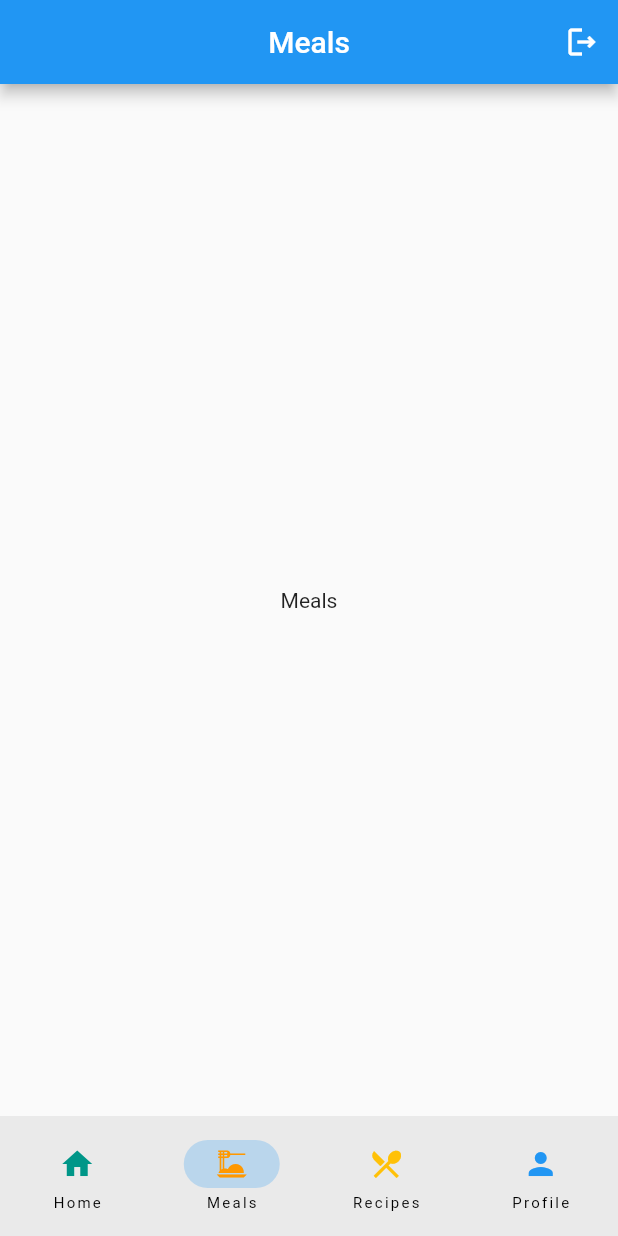
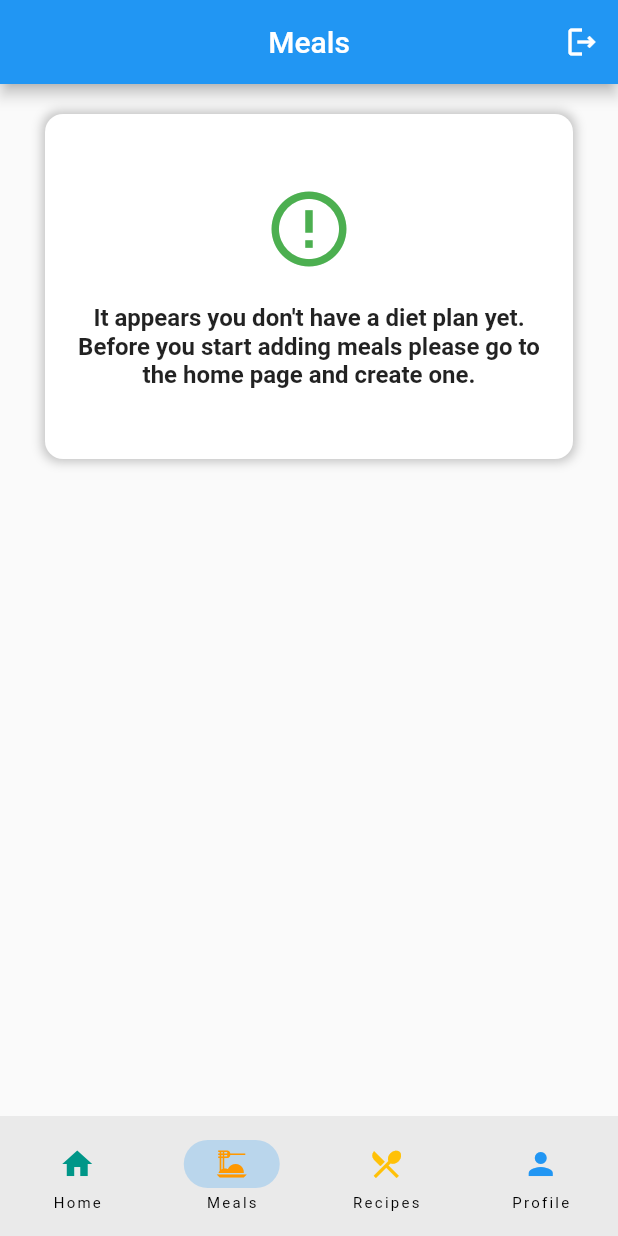
Before and after one commit to DanMihneaVlad/FitTrack, a Flutter app: the screen it shows once a user with an empty profile is signed in, item 2 of the bottom bar chosen, on a phone screen of 412 x 824 dp. Run offline on Flutter 3.47's test engine with Material 2 defaults, Android fonts, the phone set to English and light mode, and no system bars; our stand-ins replace cloud_firestore, email_validator, firebase_auth, firebase_core, firebase_storage, google_fonts and 1 more; accounts and stored records are empty; network calls fail.

Commit message:
Created the meals page and added logic for adding a meal

```diff
--- a/FitTrack/fit_track/lib/providers/diet_plan_provider.dart
+++ b/FitTrack/fit_track/lib/providers/diet_plan_provider.dart
@@ -45,8 +45,8 @@ class DietPlanProvider extends ChangeNotifier {
       double calorieTarget = computeCalorieTarget(age, height, weight, sex, activityLevel, dietType, target);
 
       if (dietPlan.uid == '') {
-        String x = await _dietPlanService.addDietPlan(user.uid ,dietType, target, calorieTarget);
-        dietPlan.uid = uid;
+        String dietPlanUid = await _dietPlanService.addDietPlan(user.uid ,dietType, target, calorieTarget);
+        dietPlan.uid = dietPlanUid;
         dietPlan.userId = user.uid;
         dietPlan.calorieTarget = calorieTarget;
         dietPlan.dietType = dietType;
--- a/FitTrack/fit_track/lib/providers/meals_provider.dart
+++ b/FitTrack/fit_track/lib/providers/meals_provider.dart
@@ -0,0 +1,60 @@
+import 'package:fit_track/models/food_model.dart';
+import 'package:fit_track/models/meal_model.dart';
+import 'package:flutter/cupertino.dart';
+
+import '../models/day_summary_model.dart';
+import '../services/day_summary_service.dart';
+import '../services/meals_service.dart';
+
+class MealsProvider extends ChangeNotifier {
+  late DaySummaryService _daySummaryService;
+  late MealsService _mealsService;
+  late DaySummaryModel todayDaySummary;
+  List<MealModel> meals = [];
+  late Future getTodayDaySummary;
+  final String uid;
+
+  MealsProvider({required this.uid}) {
+    _daySummaryService = DaySummaryService(uid: uid);
+    _mealsService = MealsService();
+    getTodayDaySummary = _getTodayDaySummaryFuture();
+  }
+
+  Future _getTodayDaySummaryFuture() async {
+    final _daySummary = await _daySummaryService.getTodayDaySummary();
+
+    if (_daySummary is DaySummaryModel) {
+      todayDaySummary = _daySummary;
+    } else {
+      todayDaySummary = _createDefaultDaySummary();
+    }
+  }
+
+  Future addMeal(String mealType) async {
+
+    try {
+
+      if (todayDaySummary.uid == '') {
+        List<String> daySummaryInfo = await _daySummaryService.addDaySummary();
+        todayDaySummary.uid = daySummaryInfo[0];
+        todayDaySummary.userId = uid;
+        todayDaySummary.date = daySummaryInfo[1];
+      }
+
+      String mealId = await _mealsService.addMeal(todayDaySummary.uid, mealType);
+
+      notifyListeners();
+    } on Exception catch (e) {
+      return e;
+    }
+
+  }
+
+  DaySummaryModel _createDefaultDaySummary() {
+    return DaySummaryModel(uid: '', userId: '', date: '', caloriesConsumed: 0.0, carbs: 0.0, sugars: 0.0, fats: 0.0, proteins: 0.0);
+  }
+
+  MealModel _createMeal(String mealId, String daySummaryId, String mealType) {
+    return MealModel(uid: mealId, daySummaryId: daySummaryId, mealType: mealType, foods: <String, FoodModel>{});
+  }
+}
--- a/FitTrack/fit_track/lib/screens/home/home_widget.dart
+++ b/FitTrack/fit_track/lib/screens/home/home_widget.dart
@@ -1,5 +1,6 @@
 import 'package:firebase_auth/firebase_auth.dart';
 import 'package:fit_track/providers/diet_plan_provider.dart';
+import 'package:fit_track/providers/meals_provider.dart';
 import 'package:fit_track/providers/recipe_provider.dart';
 import 'package:fit_track/providers/user_details_provider.dart';
 import 'package:fit_track/screens/recipes/add_recipe.dart';
@@ -28,12 +29,14 @@ class _HomeWidgetState extends State<HomeWidget> {
   @override
   Widget build(BuildContext context) {
     var dietPlanProvider = context.watch<DietPlanProvider>();
+    var mealsProvider = context.watch<MealsProvider>();
     var widgets = CustomCreateDietPlanWidgets().createWidgets(
         'It appears you don\'t have a diet plan yet. Try creating one now by pressing the button below.');
 
     return FutureBuilder(
         future: Future.wait([
           dietPlanProvider.getDietPlan,
+          mealsProvider.getTodayDaySummary,
         ]),
         builder: (BuildContext ctx, AsyncSnapshot asyncSnapshot) {
           if (asyncSnapshot.connectionState == ConnectionState.done) {
@@ -149,7 +152,9 @@ class _HomeWidgetState extends State<HomeWidget> {
                                     ),
                                   )
                                 ]
-                              : []),
+                              : [
+                                Text(mealsProvider.todayDaySummary.uid != '' ? 'You have a day summary' : 'No day summary found'),
+                              ]),
                     ),
                   ),
                 ],
--- a/FitTrack/fit_track/lib/screens/main/main_page.dart
+++ b/FitTrack/fit_track/lib/screens/main/main_page.dart
@@ -1,5 +1,6 @@
 import 'package:firebase_auth/firebase_auth.dart';
 import 'package:fit_track/screens/home/home_page.dart';
+import 'package:fit_track/screens/meals/meals_page.dart';
 import 'package:fit_track/screens/recipes/recipes.dart';
 import 'package:fit_track/services/auth.dart';
 import 'package:fit_track/widgets/custom_appbar.dart';
@@ -31,7 +32,7 @@ class _MainPageState extends State<MainPage> {
 
   final screens = [
     HomePage(),
-    Center(child: Text('Meals'),),
+    MealsPage(),
     RecipesPage(),
     Center(child: Text('My profile'),),
   ];
--- /dev/null
+++ b/FitTrack/fit_track/lib/screens/meals/meals_page.dart
@@ -0,0 +1,130 @@
+import 'package:fit_track/screens/home/home_widget.dart';
+import 'package:fit_track/widgets/custom_bottom_sheet.dart';
+import 'package:flutter/cupertino.dart';
+import 'package:flutter/material.dart';
+import 'package:flutter/src/widgets/container.dart';
+import 'package:flutter/src/widgets/framework.dart';
+import 'package:provider/provider.dart';
+
+import '../../providers/diet_plan_provider.dart';
+import '../../providers/meals_provider.dart';
+import '../../widgets/custom_create_diet_plan_widgets.dart';
+
+const List<String> mealTypes = <String>[
+  'Breakfast',
+  'Snack',
+  'Lunch',
+  'Dinner'
+];
+
+class MealsPage extends StatefulWidget {
+  const MealsPage({super.key});
+
+  @override
+  State<MealsPage> createState() => _MealsPageState();
+}
+
+class _MealsPageState extends State<MealsPage> {
+  final _mealDescriptionController = TextEditingController();
+
+  @override
+  Widget build(BuildContext context) {
+    var dietPlanProvider = context.watch<DietPlanProvider>();
+    var mealsProvider = context.watch<MealsProvider>();
+    var widgets = CustomCreateDietPlanWidgets().createWidgets(
+        'It appears you don\'t have a diet plan yet. Before you start adding meals please go to the home page and create one.');
+
+    return FutureBuilder(
+        future: Future.wait([
+          dietPlanProvider.getDietPlan,
+          mealsProvider.getTodayDaySummary,
+        ]),
+        builder: (BuildContext ctx, AsyncSnapshot asyncSnapshot) {
+          if (asyncSnapshot.connectionState == ConnectionState.done) {
+            if (asyncSnapshot.hasError) {
+              return const Center(
+                  child: Text('Could not load the meals data!'));
+            } else {
+              return Scaffold(
+                body: SafeArea(
+                  child: Padding(
+                    padding: const EdgeInsets.symmetric(horizontal: 30),
+                    child: Column(
+                      mainAxisAlignment: MainAxisAlignment.start,
+                      children: [
+                        const SizedBox(height: 20),
+                        Container(
+                          height: 230,
+                          width: 400,
+                          decoration: const BoxDecoration(
+                              color: Colors.white,
+                              borderRadius: BorderRadius.all(Radius.circular(12)),
+                              boxShadow: [
+                                BoxShadow(
+                                  color: Color.fromARGB(255, 194, 194, 194),
+                                  spreadRadius: 1.5,
+                                  blurRadius: 5,
+                                ),
+                              ]),
+                          child: Padding(
+                            padding: const EdgeInsets.symmetric(
+                                horizontal: 10.0, vertical: 10.0),
+                            child: Column(
+                                mainAxisAlignment: MainAxisAlignment.center,
+                                children: dietPlanProvider.dietPlan.uid.isEmpty
+                                    ? [
+                                        widgets[0],
+                                        widgets[1],
+                                        widgets[2],
+                                      ]
+                                    : [
+                                        Text(mealsProvider.todayDaySummary.uid !=
+                                                ''
+                                            ? 'You have a day summary'
+                                            : 'No day summary found'),
+                                      ]),
+                          ),
+                        ),
+                      ],
+                    ),
+                  ),
+                ),
+                floatingActionButton: dietPlanProvider.dietPlan.uid.isNotEmpty
+                    ? FloatingActionButton(
+                        child: Icon(Icons.add, size: 35),
+                        onPressed: () => {
+                          showDialog(
+                            context: context,
+                            builder: (context) => AlertDialog(
+                              title: Text('Create a meal'),
+                              content: TextField(
+                                decoration: InputDecoration(
+                                  hintText: 'Enter a description',
+                                ),
+                                maxLength: 16,
+                                controller: _mealDescriptionController,
+                              ),
+                              actions: [
+                                TextButton(
+                                    onPressed: (() async {
+                                      dynamic result =
+                                          await mealsProvider.addMeal(_mealDescriptionController.text.trim());
+
+                                      _mealDescriptionController.clear();
+                                      Navigator.of(context).pop();
+                                    }),
+                                    child: Text('Submit'))
+                              ],
+                            ),
+                          )
+                        },
+                      )
+                    : Container(),
+              );
+            }
+          } else {
+            return const Center(child: CircularProgressIndicator());
+          }
+        });
+  }
+}
--- a/FitTrack/fit_track/lib/screens/wrapper.dart
+++ b/FitTrack/fit_track/lib/screens/wrapper.dart
@@ -1,5 +1,6 @@
 import 'package:firebase_auth/firebase_auth.dart';
 import 'package:fit_track/providers/diet_plan_provider.dart';
+import 'package:fit_track/providers/meals_provider.dart';
 import 'package:fit_track/providers/recipe_provider.dart';
 import 'package:fit_track/providers/user_details_provider.dart';
 import 'package:fit_track/screens/authenticate/authPage.dart';
@@ -23,7 +24,8 @@ class Wrapper extends StatelessWidget {
         providers: [
           ChangeNotifierProvider(create: (_) => RecipeProvider(uid: user.uid)),
           ChangeNotifierProvider(create: (_) => UserDetailsProvider(uid: user.uid)),
-          ChangeNotifierProvider(create: (_) => DietPlanProvider(uid: user.uid))
+          ChangeNotifierProvider(create: (_) => DietPlanProvider(uid: user.uid)),
+          ChangeNotifierProvider(create: (_) => MealsProvider(uid: user.uid))
         ],
         child: const MainPage()
       );
--- a/FitTrack/fit_track/pubspec.yaml
+++ b/FitTrack/fit_track/pubspec.yaml
@@ -44,6 +44,7 @@ dependencies:
   email_validator: ^2.1.17
   image_picker: ^0.8.6
   simple_circular_progress_bar: ^1.0.2
+  intl: ^0.18.0
 
 dev_dependencies:
   flutter_test:
```
Also changed, not shown: FitTrack/fit_track/lib/providers/day_summary_provider.dart (+10 -5 lines), FitTrack/fit_track/lib/screens/home/create_diet_plan.dart (+2 -16 lines), FitTrack/fit_track/lib/services/day_summary_service.dart (+38 -2 lines), FitTrack/fit_track/lib/services/meals_service.dart (+23 -0 lines), FitTrack/fit_track/lib/widgets/custom_bottom_sheet.dart (added, +19 -0 lines), FitTrack/fit_track/pubspec.lock.
